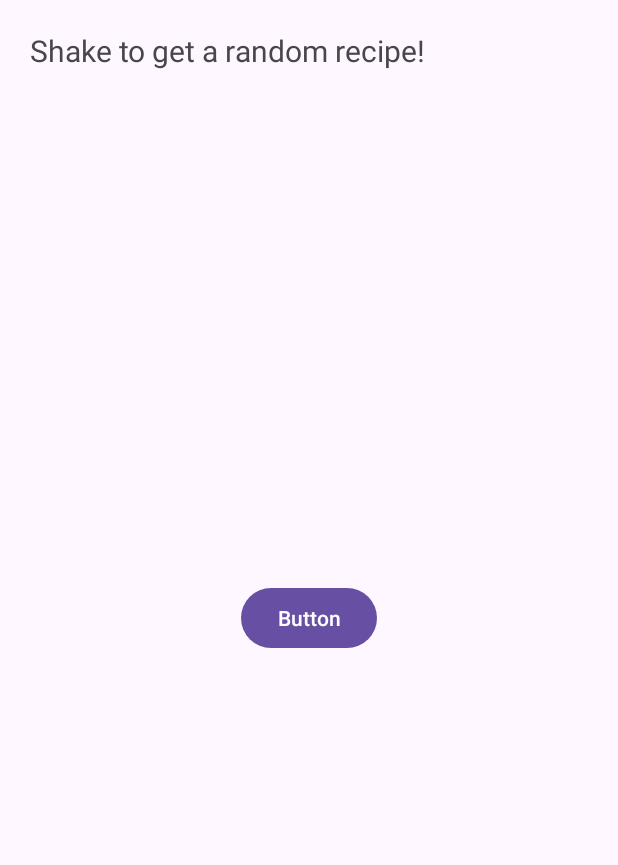
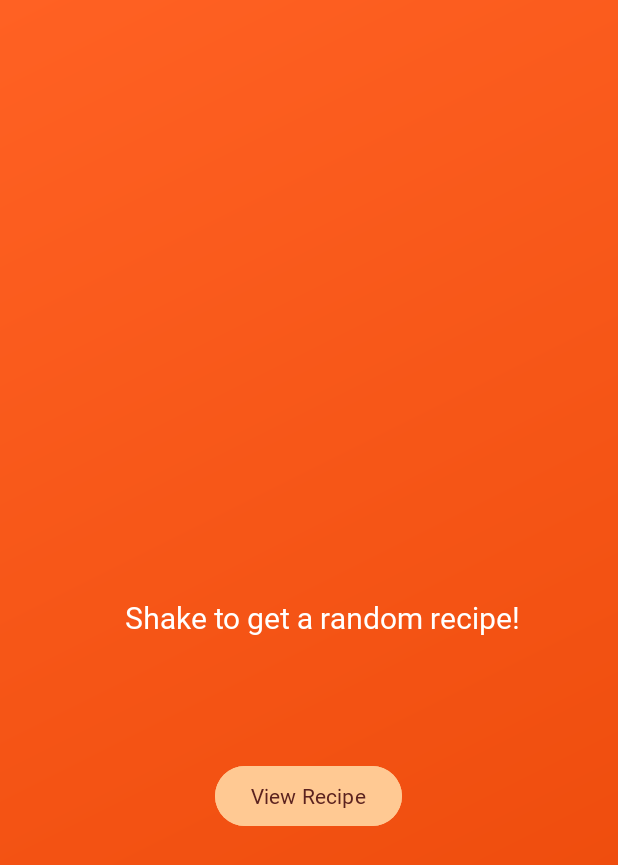
Before and after one commit to MJulia01/LogM_PMA_project, an Android app: the Shake_Recipes screen opened directly, with no data from a screen before it, on a phone screen of 412 x 824 dp. Shown: the top 865 px of the screen. Run offline under Robolectric (Android 15) with nearby library versions, the phone set to English and light mode, and no system bars; our stand-ins replace Room's generated code, RxJava.

Commit message:
i have done some things

```diff
--- a/app/src/main/java/com/example/myfirstapplication/views/Shake_Recipes.java
+++ b/app/src/main/java/com/example/myfirstapplication/views/Shake_Recipes.java
@@ -1,12 +1,14 @@
 package com.example.myfirstapplication.views;
 
 import android.content.Context;
+import android.content.Intent;
 import android.hardware.Sensor;
 import android.hardware.SensorEvent;
 import android.hardware.SensorEventListener;
 import android.hardware.SensorManager;
 import android.os.Bundle;
 import android.util.Log;
+import android.widget.Button;
 import android.widget.TextView;
 
 import androidx.activity.EdgeToEdge;
@@ -34,12 +36,12 @@ public class Shake_Recipes extends AppCompatActivity implements SensorEventListe
 
     private SensorManager mSensorManager;
     Sensor mShake;
-
     private CompositeDisposable compositeDisposable = new CompositeDisposable();
-
     private RecipeDao recipeDao;
     private List<RecipeModel> recipeList = new ArrayList<>();
     private TextView randomRecipeTextView;
+    private Button viewRecipeButton;
+    private RecipeModel currentDisplayedRecipe;
 
     @Override
     protected void onCreate(Bundle savedInstanceState)
@@ -55,6 +57,7 @@ public class Shake_Recipes extends AppCompatActivity implements SensorEventListe
         });
 
         randomRecipeTextView = findViewById(R.id.randomRecipeTextView);
+        viewRecipeButton = findViewById(R.id.viewRecipeButton);
 
         mSensorManager = (SensorManager) getSystemService(Context.SENSOR_SERVICE);
         mShake = mSensorManager.getDefaultSensor(Sensor.TYPE_ACCELEROMETER);
@@ -71,6 +74,19 @@ public class Shake_Recipes extends AppCompatActivity implements SensorEventListe
         else {
             Log.d("SensroAcc", "Damn nooooooooo Daniel");
         }
+        viewRecipeButton.setOnClickListener(v -> {
+            if (!recipeList.isEmpty()) {
+                // Get the random recipe
+                int randomIndex = new Random().nextInt(recipeList.size());
+                RecipeModel randomRecipe = recipeList.get(randomIndex);
+
+                // Send the random recipe to Add_Recipy activity
+                Intent intent = new Intent(Shake_Recipes.this, Add_Recipy.class);
+                intent.putExtra("info", "old");
+                intent.putExtra("dataId", randomRecipe); // Pass the random recipe object
+                startActivity(intent);
+            }
+        });
     }
 
     private void fetchRecipes() {
@@ -99,7 +115,7 @@ public class Shake_Recipes extends AppCompatActivity implements SensorEventListe
         float y = event.values[1];
         float z = event.values[2];
         float acceleration = (float) Math.sqrt(x * x + y * y + z * z);
-        if (acceleration > 20)
+        if (acceleration > 15)
         {
             if (!recipeList.isEmpty()) {
                 int randomIndex = new Random().nextInt(recipeList.size());
--- /dev/null
+++ b/app/src/main/res/drawable/shake_it_gradient.xml
@@ -0,0 +1,9 @@
+<?xml version="1.0" encoding="utf-8"?>
+<shape xmlns:android="http://schemas.android.com/apk/res/android">
+    <gradient
+        android:startColor="#FF6123"
+        android:endColor="#EA4707"
+        android:angle="315"
+
+        />
+</shape>
--- a/app/src/main/res/layout/activity_browse_recipes.xml
+++ b/app/src/main/res/layout/activity_browse_recipes.xml
@@ -5,7 +5,7 @@
     android:id="@+id/main"
     android:layout_width="match_parent"
     android:layout_height="match_parent"
-    android:background="@color/browseCol_bg"
+    android:background="@drawable/gradient_browse"
     tools:context=".views.Browse_Recipes">
 
 
@@ -64,7 +64,8 @@
         android:layout_marginEnd="16dp"
         android:layout_marginBottom="16dp"
         android:gravity="center"
-        android:backgroundTint="#FF6123"
+        android:backgroundTint="#FFC993"
+        android:textColor="#5B221F"
         android:text="Add Recipe"
         android:contentDescription="add recipes"
         app:layout_constraintBottom_toBottomOf="parent"
--- a/app/src/main/res/layout/activity_main.xml
+++ b/app/src/main/res/layout/activity_main.xml
@@ -29,6 +29,7 @@
         android:textColor="#5B221F"
         android:textSize="34sp"
         android:textStyle="bold"
+        android:fontFamily="@font/righteous"
         app:layout_constraintBottom_toBottomOf="parent"
         app:layout_constraintEnd_toEndOf="parent"
         app:layout_constraintStart_toStartOf="parent"
@@ -46,6 +47,7 @@
         android:textColor="#5B221F"
         android:textSize="24sp"
         android:textStyle="bold"
+        android:fontFamily="@font/righteous"
         app:layout_constraintEnd_toEndOf="parent"
         app:layout_constraintHorizontal_bias="0.497"
         app:layout_constraintStart_toStartOf="parent"
@@ -65,6 +67,7 @@
         android:textColor="#5B221F"
         android:textSize="24sp"
         android:textStyle="bold"
+        android:fontFamily="@font/righteous"
         app:layout_constraintEnd_toEndOf="parent"
         app:layout_constraintHorizontal_bias="0.497"
         app:layout_constraintStart_toStartOf="parent"
@@ -84,6 +87,7 @@
         android:textColor="#5B221F"
         android:textSize="24sp"
         android:textStyle="bold"
+        android:fontFamily="@font/righteous"
         app:layout_constraintBottom_toBottomOf="parent"
         app:layout_constraintEnd_toEndOf="parent"
         app:layout_constraintHorizontal_bias="0.497"
--- a/app/src/main/res/layout/activity_shake_recipes.xml
+++ b/app/src/main/res/layout/activity_shake_recipes.xml
@@ -5,25 +5,45 @@
     android:id="@+id/main"
     android:layout_width="match_parent"
     android:layout_height="match_parent"
-    tools:context=".views.Shake_Recipes">
+    tools:context=".views.Shake_Recipes"
+    android:background="@drawable/shake_it_gradient">
 
     <TextView
         android:id="@+id/randomRecipeTextView"
         android:layout_width="wrap_content"
         android:layout_height="wrap_content"
+        android:layout_centerInParent="true"
+        android:layout_gravity="center"
+        android:layout_marginStart="52dp"
+        android:layout_marginTop="332dp"
+        android:layout_marginEnd="34dp"
+        android:layout_marginBottom="333dp"
+        android:fontFamily="@font/righteous"
+        android:textColor="#ffff"
+        android:padding="20dp"
         android:text="Shake to get a random recipe!"
         android:textSize="20sp"
-        android:layout_centerInParent="true"
-        android:gravity="center"
-        android:padding="20dp" />
-
-    <Button
-        android:id="@+id/button"
-        android:layout_width="wrap_content"
-        android:layout_height="wrap_content"
-        android:text="Button"
         app:layout_constraintBottom_toBottomOf="parent"
         app:layout_constraintEnd_toEndOf="parent"
         app:layout_constraintStart_toStartOf="parent"
         app:layout_constraintTop_toTopOf="parent" />
+
+    <Button
+        android:id="@+id/viewRecipeButton"
+        android:layout_width="wrap_content"
+        android:layout_height="wrap_content"
+        android:layout_centerHorizontal="true"
+        android:layout_marginStart="142dp"
+        android:layout_marginTop="38dp"
+        android:layout_marginEnd="143dp"
+        android:layout_marginBottom="246dp"
+        android:backgroundTint="#FFC993"
+        android:fontFamily="@font/righteous"
+        android:textColor="#5B221F"
+        android:text="View Recipe"
+        app:layout_constraintBottom_toBottomOf="parent"
+        app:layout_constraintEnd_toEndOf="parent"
+        app:layout_constraintStart_toStartOf="parent"
+        app:layout_constraintTop_toBottomOf="@+id/randomRecipeTextView" />
+
 </androidx.constraintlayout.widget.ConstraintLayout>
```
Also changed, not shown: app/src/main/res/layout/activity_add_recipy.xml (+6 -23 lines).
